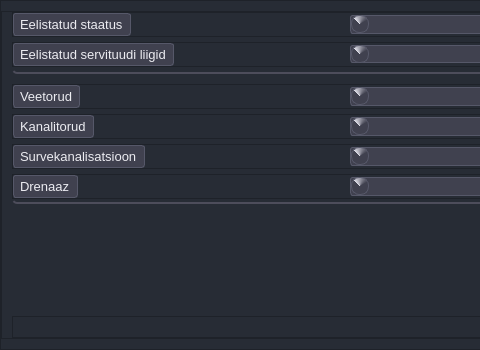
The window that mailabl-qgis/config/confWidgets/EasementsSetup.ui (TuloliKalver/mailabl-qgis) describes before a commit, drawn with Qt 5; both pictures show x 0 to 480 and y 0 to 350 of the 900 by 350 pixel window.
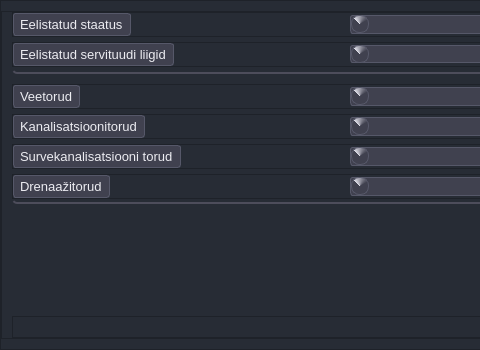
The same window after the commit. Icons and pictures are not drawn. Custom widgets are drawn as their Qt base class.

```diff
--- a/mailabl-qgis/config/confWidgets/EasementsSetup.ui
+++ b/mailabl-qgis/config/confWidgets/EasementsSetup.ui
@@ -510,7 +510,7 @@
                   </font>
                  </property>
                  <property name="text">
-                  <string>Kanalitorud</string>
+                  <string>Kanalisatsioonitorud</string>
                  </property>
                 </widget>
                </item>
@@ -579,7 +579,7 @@
                   </font>
                  </property>
                  <property name="text">
-                  <string>Survekanalisatsioon</string>
+                  <string>Survekanalisatsiooni torud</string>
                  </property>
                 </widget>
                </item>
@@ -663,7 +663,7 @@
                   </font>
                  </property>
                  <property name="text">
-                  <string>Drenaaz</string>
+                  <string>Drenaažitorud</string>
                  </property>
                 </widget>
                </item>
```
